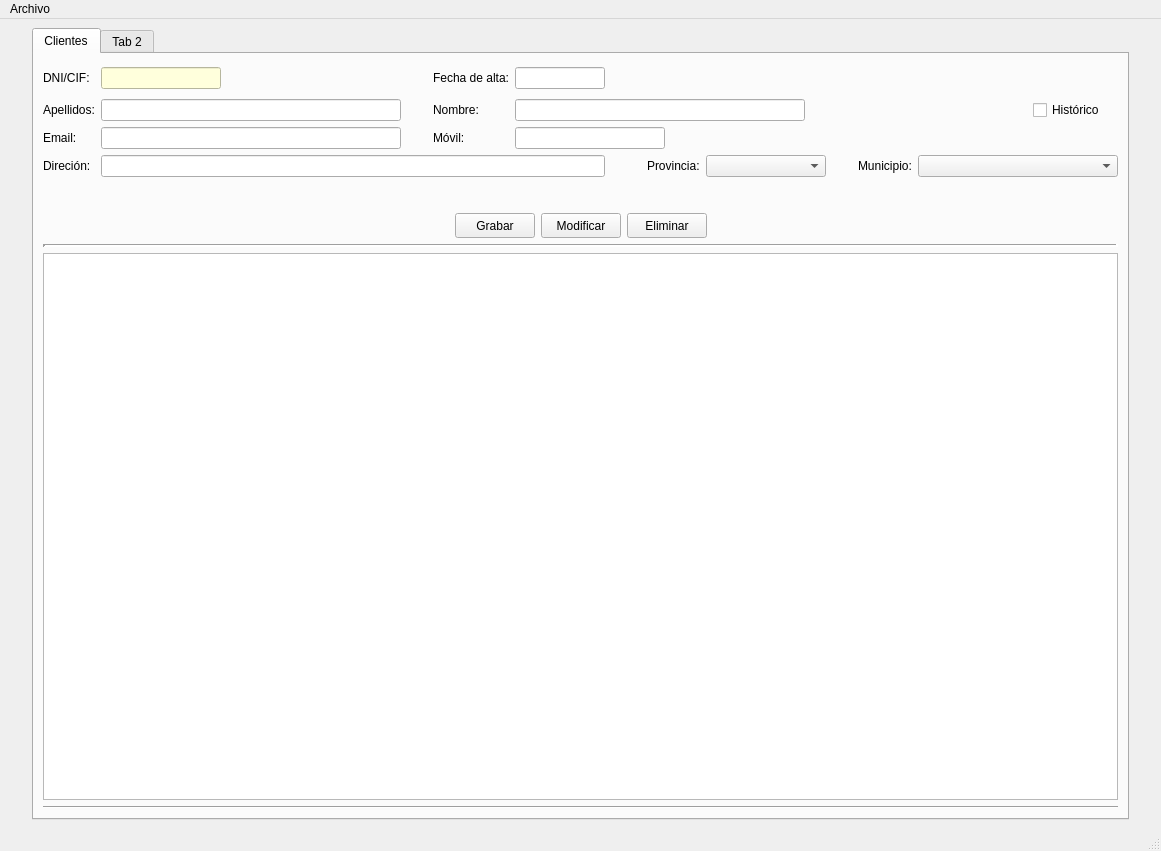
The window that templates/venPrincipal.ui (Manue14/Proyecto_interfaces) describes before a commit, drawn with Qt 5.
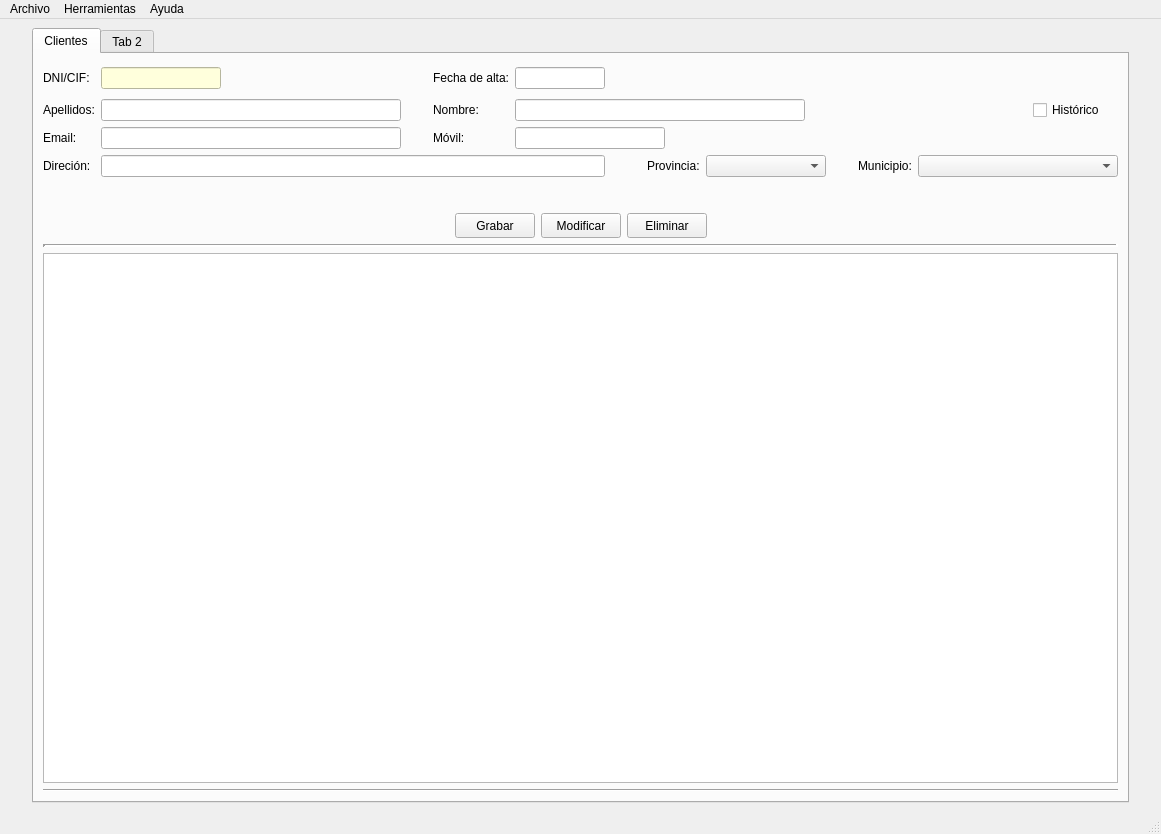
The same window after the commit. Icons and pictures are not drawn.

```diff
--- a/templates/venPrincipal.ui
+++ b/templates/venPrincipal.ui
@@ -7,7 +7,7 @@
     <x>0</x>
     <y>0</y>
     <width>1161</width>
-    <height>851</height>
+    <height>834</height>
    </rect>
   </property>
   <property name="maximumSize">
@@ -519,7 +519,7 @@
      <x>0</x>
      <y>0</y>
      <width>1161</width>
-     <height>22</height>
+     <height>21</height>
     </rect>
    </property>
    <widget class="QMenu" name="menuArchivo">
@@ -527,8 +527,22 @@
      <string>Archivo</string>
     </property>
     <addaction name="actionSalir"/>
+    <addaction name="actionCrear_Backup"/>
+    <addaction name="actionRestaurar_Backup"/>
+   </widget>
+   <widget class="QMenu" name="menuHerramientas">
+    <property name="title">
+     <string>Herramientas</string>
+    </property>
+   </widget>
+   <widget class="QMenu" name="menuAyuda">
+    <property name="title">
+     <string>Ayuda</string>
+    </property>
    </widget>
    <addaction name="menuArchivo"/>
+   <addaction name="menuHerramientas"/>
+   <addaction name="menuAyuda"/>
   </widget>
   <widget class="QStatusBar" name="statusbar"/>
   <action name="actionSalir">
```
Left out of the diff: 10 changed lines with no effect on the pictures.
